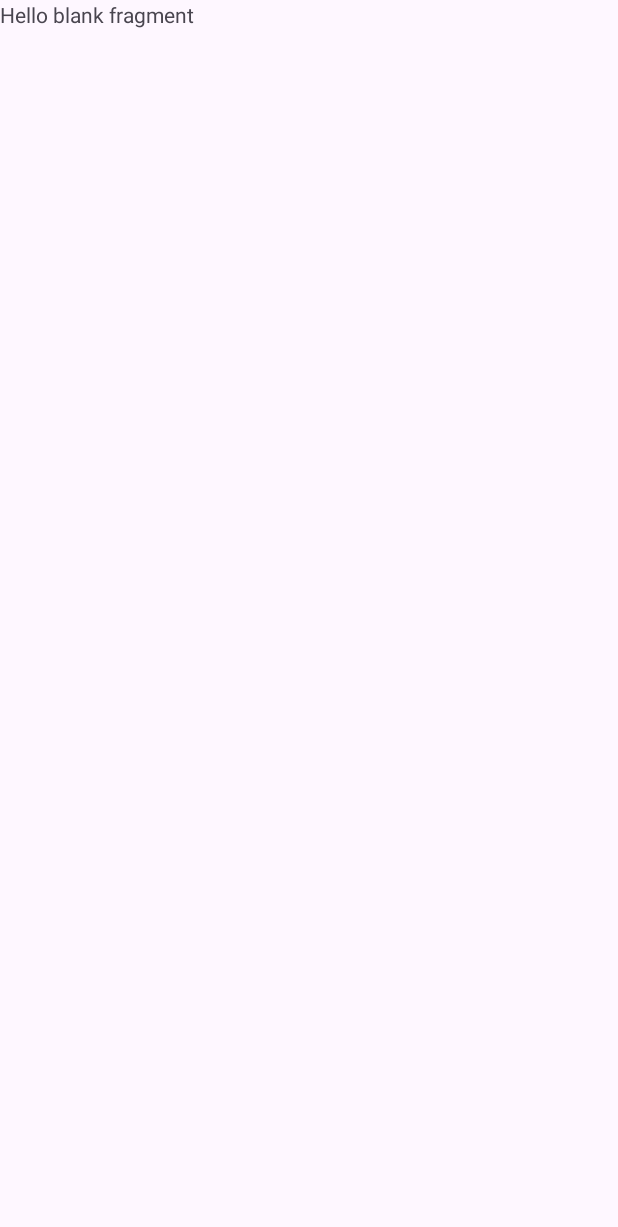
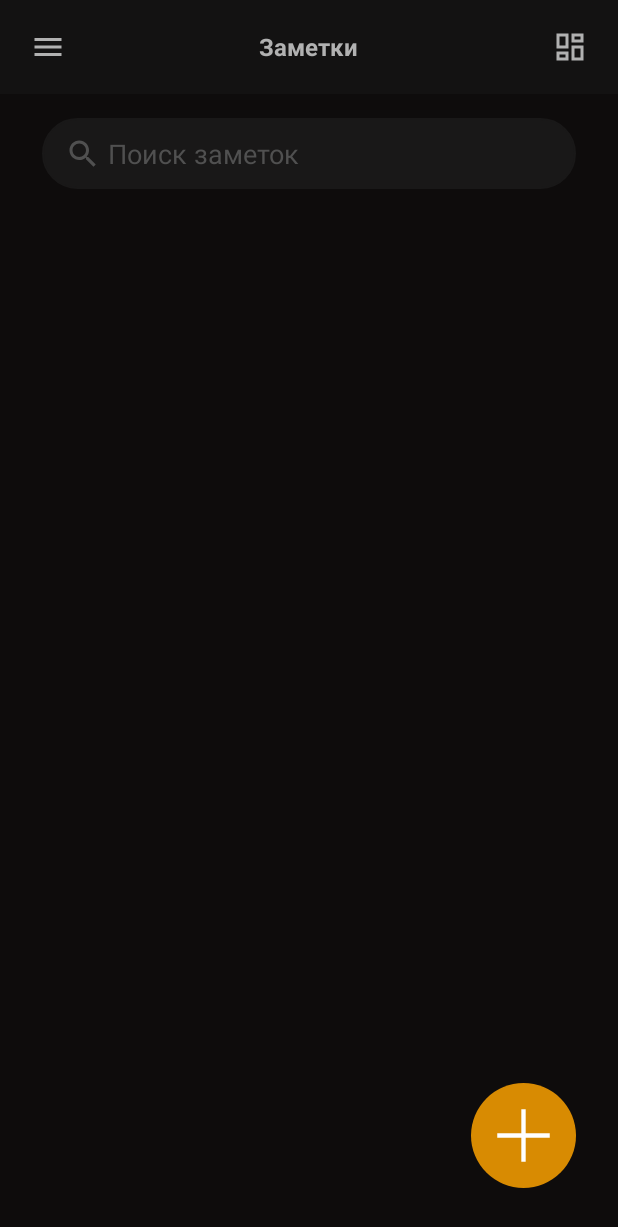
Before and after one commit to AidiTek/CurAndMon4HomWor2, an Android app: the NoteFragment screen opened through its navigation route, on a phone screen of 412 x 824 dp. Before the commit the part shown is almost empty. Shown: the top 1227 px of the screen. Run offline under Robolectric (Android 15) with nearby library versions, the phone set to English and light mode, and no system bars.

Commit message:
Second commit

```diff
--- a/app/src/main/AndroidManifest.xml
+++ b/app/src/main/AndroidManifest.xml
@@ -3,6 +3,7 @@
     xmlns:tools="http://schemas.android.com/tools">
 
     <application
+        android:name=".App"
         android:allowBackup="true"
         android:dataExtractionRules="@xml/data_extraction_rules"
         android:fullBackupContent="@xml/backup_rules"
--- /dev/null
+++ b/app/src/main/java/com/example/curandmon4homwor2/App.kt
@@ -0,0 +1,14 @@
+package com.example.curandmon4homwor2
+
+import android.app.Application
+import com.example.curandmon4homwor2.utills.SheredPreference
+
+class App:Application() {
+
+    override fun onCreate() {
+        super.onCreate()
+    val sheredPreferenc = SheredPreference()
+        sheredPreferenc.unit(this)
+    }
+
+}
--- /dev/null
+++ b/app/src/main/java/com/example/curandmon4homwor2/data/models/NoteModel.kt
@@ -0,0 +1,5 @@
+package com.example.curandmon4homwor2.data.models
+
+data class NoteModel(
+    val title: String
+)
--- a/app/src/main/java/com/example/curandmon4homwor2/ui/activity/MainActivity.kt
+++ b/app/src/main/java/com/example/curandmon4homwor2/ui/activity/MainActivity.kt
@@ -1,21 +1,34 @@
 package com.example.curandmon4homwor2.ui.activity
 
+import android.content.Context
 import android.os.Bundle
 import androidx.activity.enableEdgeToEdge
 import androidx.appcompat.app.AppCompatActivity
 import androidx.core.view.ViewCompat
 import androidx.core.view.WindowInsetsCompat
+import androidx.navigation.findNavController
 import com.example.curandmon4homwor2.R
+import com.example.curandmon4homwor2.databinding.ActivityMainBinding
+import com.example.curandmon4homwor2.utills.SheredPreference
 
 class MainActivity : AppCompatActivity() {
+
+    private lateinit var binding: ActivityMainBinding
+
     override fun onCreate(savedInstanceState: Bundle?) {
         super.onCreate(savedInstanceState)
-        enableEdgeToEdge()
-        setContentView(R.layout.activity_main)
-        ViewCompat.setOnApplyWindowInsetsListener(findViewById(R.id.main)) { v, insets ->
-            val systemBars = insets.getInsets(WindowInsetsCompat.Type.systemBars())
-            v.setPadding(systemBars.left, systemBars.top, systemBars.right, systemBars.bottom)
-            insets
-        }
+
+        binding = ActivityMainBinding.inflate(layoutInflater)
+        setContentView(binding.root)
+
+        val sharedPreferences = getSharedPreferences("Sherde", Context.MODE_PRIVATE)
+        val isOnboardingCompleted = sharedPreferences.getBoolean("board", false)
+
+        val navController = findNavController(R.id.fragment)
+        if (isOnboardingCompleted) {
+            navController.navigate(R.id.noteFragment)
+        } else {
+            navController.navigate(R.id.onBoardFragment)
     }
 }
+}
--- /dev/null
+++ b/app/src/main/java/com/example/curandmon4homwor2/ui/fragment/NoteDetailFragment.kt
@@ -0,0 +1,60 @@
+package com.example.curandmon4homwor2.ui.fragment
+
+import android.os.Bundle
+import androidx.fragment.app.Fragment
+import android.view.LayoutInflater
+import android.view.View
+import android.view.ViewGroup
+import com.example.curandmon4homwor2.R
+
+// TODO: Rename parameter arguments, choose names that match
+// the fragment initialization parameters, e.g. ARG_ITEM_NUMBER
+private const val ARG_PARAM1 = "param1"
+private const val ARG_PARAM2 = "param2"
+
+/**
+ * A simple [Fragment] subclass.
+ * Use the [NoteDetailFragment.newInstance] factory method to
+ * create an instance of this fragment.
+ */
+class NoteDetailFragment : Fragment() {
+    // TODO: Rename and change types of parameters
+    private var param1: String? = null
+    private var param2: String? = null
+
+    override fun onCreate(savedInstanceState: Bundle?) {
+        super.onCreate(savedInstanceState)
+        arguments?.let {
+            param1 = it.getString(ARG_PARAM1)
+            param2 = it.getString(ARG_PARAM2)
+        }
+    }
+
+    override fun onCreateView(
+        inflater: LayoutInflater, container: ViewGroup?,
+        savedInstanceState: Bundle?
+    ): View? {
+        // Inflate the layout for this fragment
+        return inflater.inflate(R.layout.fragment_note_detail, container, false)
+    }
+
+    companion object {
+        /**
+         * Use this factory method to create a new instance of
+         * this fragment using the provided parameters.
+         *
+         * @param param1 Parameter 1.
+         * @param param2 Parameter 2.
+         * @return A new instance of fragment NoteDetailFragment.
+         */
+        // TODO: Rename and change types and number of parameters
+        @JvmStatic
+        fun newInstance(param1: String, param2: String) =
+            NoteDetailFragment().apply {
+                arguments = Bundle().apply {
+                    putString(ARG_PARAM1, param1)
+                    putString(ARG_PARAM2, param2)
+                }
+            }
+    }
+}
--- a/app/src/main/java/com/example/curandmon4homwor2/ui/fragment/note/NoteFragment.kt
+++ b/app/src/main/java/com/example/curandmon4homwor2/ui/fragment/note/NoteFragment.kt
@@ -5,56 +5,50 @@ import androidx.fragment.app.Fragment
 import android.view.LayoutInflater
 import android.view.View
 import android.view.ViewGroup
+import androidx.navigation.fragment.findNavController
+import androidx.navigation.navOptions
 import com.example.curandmon4homwor2.R
+import com.example.curandmon4homwor2.databinding.FragmentNoteBinding
+import com.example.curandmon4homwor2.utills.SheredPreference
 
-// TODO: Rename parameter arguments, choose names that match
-// the fragment initialization parameters, e.g. ARG_ITEM_NUMBER
-private const val ARG_PARAM1 = "param1"
-private const val ARG_PARAM2 = "param2"
+class NoteFragment : Fragment() {
 
-/**
- * A simple [Fragment] subclass.
- * Use the [NoteFragment.newInstance] factory method to
- * create an instance of this fragment.
- */
-class NoteFragment : Fragment() {
-    // TODO: Rename and change types of parameters
-    private var param1: String? = null
-    private var param2: String? = null
-
-    override fun onCreate(savedInstanceState: Bundle?) {
-        super.onCreate(savedInstanceState)
-        arguments?.let {
-            param1 = it.getString(ARG_PARAM1)
-            param2 = it.getString(ARG_PARAM2)
-        }
-    }
+    private lateinit var binding: FragmentNoteBinding
 
     override fun onCreateView(
         inflater: LayoutInflater, container: ViewGroup?,
         savedInstanceState: Bundle?
     ): View? {
+        binding = FragmentNoteBinding.inflate(inflater, container, false)
         // Inflate the layout for this fragment
-        return inflater.inflate(R.layout.fragment_note, container, false)
+        return binding.root
     }
 
-    companion object {
-        /**
-         * Use this factory method to create a new instance of
-         * this fragment using the provided parameters.
-         *
-         * @param param1 Parameter 1.
-         * @param param2 Parameter 2.
-         * @return A new instance of fragment NoteFragment.
-         */
-        // TODO: Rename and change types and number of parameters
-        @JvmStatic
-        fun newInstance(param1: String, param2: String) =
-            NoteFragment().apply {
-                arguments = Bundle().apply {
-                    putString(ARG_PARAM1, param1)
-                    putString(ARG_PARAM2, param2)
-                }
-            }
+    override fun onViewCreated(view: View, savedInstanceState: Bundle?) {
+        super.onViewCreated(view, savedInstanceState)
+
+        setUpListner()
+
     }
+
+    private fun setUpListner() = with(binding) {
+
+        val sheredPreference = SheredPreference()
+        sheredPreference.unit(requireContext())
+
+//        btnSave.setOnClickListener {
+//
+//            val et = etTitle.text.toString()
+//            sheredPreference.title = et
+//            tvSave.text = et
+//        }
+//
+//        tvSave.text = sheredPreference.title
+//
+        imgAddNot.setOnClickListener {
+
+            findNavController().navigate(R.id.action_noteFragment_to_noteDetailFragment,null,)
+
+        }
+   }
 }
--- a/app/src/main/java/com/example/curandmon4homwor2/ui/fragment/omBoard/OnBoardFragment.kt
+++ b/app/src/main/java/com/example/curandmon4homwor2/ui/fragment/omBoard/OnBoardFragment.kt
@@ -1,5 +1,6 @@
 package com.example.curandmon4homwor2.ui.fragment.omBoard
 
+import android.content.Context
 import android.graphics.Color
 import android.os.Bundle
 import androidx.fragment.app.Fragment
@@ -13,6 +14,7 @@ import androidx.viewpager2.widget.ViewPager2
 import com.example.curandmon4homwor2.R
 import com.example.curandmon4homwor2.databinding.FragmentOnBoardBinding
 import com.example.curandmon4homwor2.ui.adapter.OnBoardViewPagerAdapter
+import com.example.curandmon4homwor2.utills.SheredPreference
 import com.google.android.material.tabs.TabLayoutMediator
 
 
@@ -77,6 +79,8 @@ class OnBoardFragment : Fragment() {
                 } else {
                     binding.tvStart.visibility = View.INVISIBLE
                     binding.tvStart.setOnClickListener {
+                        val sharedPreferences = requireContext().getSharedPreferences("Shered", Context.MODE_PRIVATE)
+                        sharedPreferences.edit().putBoolean("board", true).apply()
                         findNavController().navigate(R.id.action_onBoardFragment_to_noteFragment)
                     }
 
--- /dev/null
+++ b/app/src/main/java/com/example/curandmon4homwor2/utills/SheredPreference.kt
@@ -0,0 +1,25 @@
+package com.example.curandmon4homwor2.utills
+
+import android.content.Context
+import android.content.SharedPreferences
+
+class SheredPreference {
+
+    private lateinit var sheredPreference: SharedPreferences
+
+    fun unit(context: Context) {
+
+        sheredPreference = context.getSharedPreferences("Shered", Context.MODE_PRIVATE)
+
+    }
+
+    var title : String?
+        get() = sheredPreference.getString("title"," ")
+        set(value) = sheredPreference.edit().putString("title",value)!!.apply()
+
+    var isBoard: Boolean
+
+        get() = sheredPreference.getBoolean("board", false)
+        set(value) = sheredPreference.edit().putBoolean("board",value).apply()
+
+}
--- /dev/null
+++ b/app/src/main/res/drawable/baseline_menu_24.xml
@@ -0,0 +1,5 @@
+<vector xmlns:android="http://schemas.android.com/apk/res/android" android:alpha="1" android:height="24dp" android:tint="#000000" android:viewportHeight="24" android:viewportWidth="24" android:width="24dp">
+
+    <path android:fillColor="@android:color/white" android:pathData="M3,18h18v-2L3,16v2zM3,13h18v-2L3,11v2zM3,6v2h18L21,6L3,6z"/>
+
+</vector>
--- /dev/null
+++ b/app/src/main/res/drawable/baseline_search_24.xml
@@ -0,0 +1,5 @@
+<vector xmlns:android="http://schemas.android.com/apk/res/android" android:alpha="1" android:height="24dp" android:tint="#000000" android:viewportHeight="24" android:viewportWidth="24" android:width="24dp">
+
+    <path android:fillColor="@android:color/white" android:pathData="M15.5,14h-0.79l-0.28,-0.27C15.41,12.59 16,11.11 16,9.5 16,5.91 13.09,3 9.5,3S3,5.91 3,9.5 5.91,16 9.5,16c1.61,0 3.09,-0.59 4.23,-1.57l0.27,0.28v0.79l5,4.99L20.49,19l-4.99,-5zM9.5,14C7.01,14 5,11.99 5,9.5S7.01,5 9.5,5 14,7.01 14,9.5 11.99,14 9.5,14z"/>
+
+</vector>
--- /dev/null
+++ b/app/src/main/res/drawable/et_search_shape.xml
@@ -0,0 +1,9 @@
+<?xml version="1.0" encoding="utf-8"?>
+<shape xmlns:android="http://schemas.android.com/apk/res/android"
+    android:shape="rectangle">
+    <solid android:color="#191818" /> <!-- цвет фона -->
+    <corners android:radius="30dp" /> <!-- радиус закругления углов -->
+    <stroke
+        android:width="1dp"
+    android:color="#191818" />
+</shape>
--- /dev/null
+++ b/app/src/main/res/drawable/plus.xml
@@ -0,0 +1,4 @@
+<?xml version="1.0" encoding="utf-8"?>
+<vector xmlns:android="http://schemas.android.com/apk/res/android" android:width="24dp" android:height="24dp" android:viewportWidth="960" android:viewportHeight="960" android:tint="@color/white">
+    <path android:fillColor="@android:color/white" android:pathData="M460,500L240,500L240,460L460,460L460,240L500,240L500,460L720,460L720,500L500,500L500,720L460,720L460,500Z"/>
+</vector>
--- /dev/null
+++ b/app/src/main/res/drawable/shape.xml
@@ -0,0 +1,4 @@
+<?xml version="1.0" encoding="utf-8"?>
+<vector xmlns:android="http://schemas.android.com/apk/res/android" android:width="24dp" android:height="24dp" android:viewportWidth="960" android:viewportHeight="960" android:tint="?attr/colorControlNormal">
+    <path android:fillColor="@android:color/white" android:pathData="M520,360L520,120L840,120L840,360L520,360ZM120,520L120,120L440,120L440,520L120,520ZM520,840L520,440L840,440L840,840L520,840ZM120,840L120,600L440,600L440,840L120,840ZM200,440L360,440L360,200L200,200L200,440ZM600,760L760,760L760,520L600,520L600,760ZM600,280L760,280L760,200L600,200L600,280ZM200,760L360,760L360,680L200,680L200,760ZM360,440L360,440L360,440L360,440ZM600,280L600,280L600,280L600,280ZM600,520L600,520L600,520L600,520ZM360,680L360,680L360,680L360,680Z"/>
+</vector>
--- /dev/null
+++ b/app/src/main/res/drawable/sircle_plus.xml
@@ -0,0 +1,17 @@
+<?xml version="1.0" encoding="utf-8"?>
+<layer-list xmlns:android="http://schemas.android.com/apk/res/android">
+
+    <!-- Желтая окружность -->
+    <item android:width="70dp" android:height="70dp">
+        <shape
+            android:shape="oval">
+            <solid android:color="#D88B02" /> <!-- Желтый цвет -->
+        </shape>
+    </item>
+
+    <!-- Белый плюсик внутри окружности -->
+    <item android:width="70dp" android:height="70dp"
+        android:drawable="@drawable/plus"
+        android:gravity="center" />
+
+</layer-list>
--- a/app/src/main/res/layout/fragment_note.xml
+++ b/app/src/main/res/layout/fragment_note.xml
@@ -1,14 +1,109 @@
 <?xml version="1.0" encoding="utf-8"?>
-<FrameLayout xmlns:android="http://schemas.android.com/apk/res/android"
+<LinearLayout xmlns:android="http://schemas.android.com/apk/res/android"
+    xmlns:app="http://schemas.android.com/apk/res-auto"
     xmlns:tools="http://schemas.android.com/tools"
     android:layout_width="match_parent"
     android:layout_height="match_parent"
+    android:background="#0E0C0C"
+    android:orientation="vertical"
     tools:context=".ui.fragment.note.NoteFragment">
 
-    <!-- TODO: Update blank fragment layout -->
-    <TextView
+    <RelativeLayout
+        android:id="@+id/app_bar"
         android:layout_width="match_parent"
-        android:layout_height="match_parent"
-        android:text="@string/hello_blank_fragment" />
+        android:layout_height="wrap_content"
+        android:background="#131212"
+        android:orientation="horizontal">
+
+        <ImageView
+            android:id="@+id/img_menu"
+            android:layout_width="wrap_content"
+            android:layout_height="wrap_content"
+            android:layout_marginLeft="20dp"
+            android:layout_marginTop="19dp"
+            android:layout_marginBottom="19dp"
+            android:src="@drawable/baseline_menu_24"
+            android:tint="#B1B1B1"
+            tools:ignore="UseAppTint" />
+
+        <TextView
+            android:id="@+id/tv_notes"
+            android:layout_width="wrap_content"
+            android:layout_height="wrap_content"
+            android:layout_centerHorizontal="true"
+            android:layout_centerVertical="true"
+            android:layout_marginTop="17dp"
+            android:layout_marginBottom="9dp"
+            android:text="Заметки"
+            android:textColor="#B1B1B1"
+            android:textSize="16sp"
+            android:textStyle="bold" />
+
+        <ImageView
+            android:id="@+id/img_shape"
+            android:layout_width="wrap_content"
+            android:layout_height="wrap_content"
+            android:layout_alignParentEnd="true"
+            android:layout_marginTop="19dp"
+            android:layout_marginRight="20dp"
+            android:layout_marginBottom="19dp"
+            android:src="@drawable/shape"
+            android:tint="#B1B1B1"
+            tools:ignore="UseAppTint" />
+
+    </RelativeLayout>
+
+    <RelativeLayout
+        android:id="@+id/group_search"
+        android:layout_width="match_parent"
+        android:layout_height="wrap_content"
+        android:layout_marginTop="16dp">
+
+        <EditText
+            android:layout_width="match_parent"
+            android:layout_height="wrap_content"
+            android:layout_marginLeft="28dp"
+            android:layout_marginRight="28dp"
+            android:textColor="#B1B1B1"
+            android:background="@drawable/et_search_shape"
+            android:hint="Поиск заметок"
+            android:paddingStart="44dp"
+            android:paddingTop="11dp"
+            android:paddingBottom="11dp"
+            android:textColorHint="#505050" />
+
+        <ImageView
+            android:id="@+id/ima_search"
+            android:layout_width="wrap_content"
+            android:layout_height="wrap_content"
+            android:layout_marginLeft="43dp"
+            android:layout_marginTop="12dp"
+            android:tint="#505050"
+            tools:ignore="UseAppTint"
+            android:src="@drawable/baseline_search_24"/>
+
+    </RelativeLayout>
+
+<FrameLayout
+    android:layout_width="match_parent"
+    android:layout_height="match_parent"
+    android:orientation="vertical">
+
+    <ImageView
+        android:id="@+id/img_add_not"
+        android:layout_width="wrap_content"
+        android:layout_height="wrap_content"
+        android:layout_gravity="bottom|right"
+        android:layout_margin="16dp"
+        android:paddingRight="12dp"
+        android:paddingBottom="16dp"
+        android:src="@drawable/sircle_plus"
+         />
 
 </FrameLayout>
+
+
+
+
+
+</LinearLayout>
--- /dev/null
+++ b/app/src/main/res/layout/fragment_note_detail.xml
@@ -0,0 +1,10 @@
+<?xml version="1.0" encoding="utf-8"?>
+<FrameLayout xmlns:android="http://schemas.android.com/apk/res/android"
+    xmlns:tools="http://schemas.android.com/tools"
+    android:layout_width="match_parent"
+    android:layout_height="match_parent"
+    tools:context=".ui.fragment.NoteDetailFragment">
+
+
+
+</FrameLayout>
--- a/app/src/main/res/navigation/navigation.xml
+++ b/app/src/main/res/navigation/navigation.xml
@@ -3,13 +3,21 @@
     xmlns:app="http://schemas.android.com/apk/res-auto"
     xmlns:tools="http://schemas.android.com/tools"
     android:id="@+id/navigation.xml"
-    app:startDestination="@id/onBoardFragment">
+    app:startDestination="@id/noteFragment">
 
     <fragment
         android:id="@+id/noteFragment"
         android:name="com.example.curandmon4homwor2.ui.fragment.note.NoteFragment"
         android:label="fragment_note"
-        tools:layout="@layout/fragment_note" />
+        tools:layout="@layout/fragment_note" >
+        <action
+            android:id="@+id/action_noteFragment_to_noteDetailFragment"
+            app:destination="@id/noteDetailFragment"
+            app:enterAnim="@anim/slid_in_right"
+            app:exitAnim="@anim/slide_in_left"
+            app:popExitAnim="@anim/slide_out_rigth"
+            />
+    </fragment>
     <fragment
         android:id="@+id/onBoardFragment"
         android:name="com.example.curandmon4homwor2.ui.fragment.omBoard.OnBoardFragment"
@@ -24,4 +32,9 @@
         android:name="com.example.curandmon4homwor2.ui.fragment.omBoard.OnBoardPagingFragment"
         android:label="fragment_on_board_paging"
         tools:layout="@layout/fragment_on_board_paging" />
+    <fragment
+        android:id="@+id/noteDetailFragment"
+        android:name="com.example.curandmon4homwor2.ui.fragment.NoteDetailFragment"
+        android:label="fragment_note_detail"
+        tools:layout="@layout/fragment_note_detail" />
 </navigation>
```
Also changed, not shown: app/src/main/res/anim/slid_in_right.xml (added, +9 -0 lines), app/src/main/res/anim/slide_in_left.xml (added, +9 -0 lines), app/src/main/res/anim/slide_out_rigth.xml (added, +9 -0 lines).
